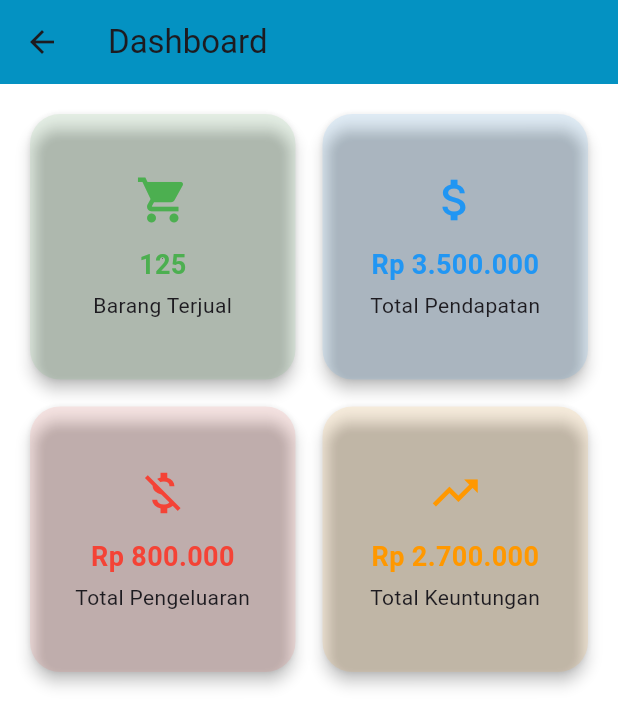
After one commit to ismam31/project3_kelompok7, a Flutter app: the DashboardScreen screen opened by its route, on a phone screen of 412 x 824 dp. The commit adds this screen. Shown: the top 727 px of the screen. Run offline on Flutter 3.47's test engine with Material 3 defaults, Android fonts, the phone set to English and light mode, and no system bars; our stand-ins replace google_fonts.

Commit message:
Membuat page dashboard dan integrasi api login

```diff
--- /dev/null
+++ b/lib/models/dashboard_data.dart
@@ -0,0 +1,18 @@
+// lib/models/dashboard_data.dart
+
+class DashboardData {
+  final int totalTransaksi;
+  final double totalPendapatan;
+  final double totalPengeluaran;
+
+  DashboardData({required this.totalTransaksi, required this.totalPendapatan, required this.totalPengeluaran});
+
+  // Fungsi untuk parse data dari JSON (misalnya dari API)
+  factory DashboardData.fromJson(Map<String, dynamic> json) {
+    return DashboardData(
+      totalTransaksi: json['total_transaksi'],
+      totalPendapatan: json['total_pendapatan'],
+      totalPengeluaran: json['total_pengeluaran'],
+    );
+  }
+}
--- /dev/null
+++ b/lib/screens/dashboard_screen.dart
@@ -0,0 +1,51 @@
+import 'package:flutter/material.dart';
+import '../widgets/dashboard_card.dart';
+
+class DashboardScreen extends StatelessWidget {
+  const DashboardScreen({super.key});
+
+  @override
+  Widget build(BuildContext context) {
+    return Scaffold(
+      backgroundColor: Colors.white,
+      appBar: AppBar(
+        title: const Text("Dashboard"),
+        backgroundColor: Color(0xFF0492C2),
+      ),
+      body: Padding(
+        padding: const EdgeInsets.all(16.0),
+        child: GridView.count(
+          crossAxisCount: MediaQuery.of(context).size.width < 600 ? 2 : 3,
+          crossAxisSpacing: 10,
+          mainAxisSpacing: 10,
+          children: const [
+            DashboardCard(
+              icon: Icons.shopping_cart,
+              label: 'Barang Terjual',
+              value: '125',
+              color: Colors.green,
+            ),
+            DashboardCard(
+              icon: Icons.attach_money,
+              label: 'Total Pendapatan',
+              value: 'Rp 3.500.000',
+              color: Colors.blue,
+            ),
+            DashboardCard(
+              icon: Icons.money_off,
+              label: 'Total Pengeluaran',
+              value: 'Rp 800.000',
+              color: Colors.red,
+            ),
+            DashboardCard(
+              icon: Icons.trending_up,
+              label: 'Total Keuntungan',
+              value: 'Rp 2.700.000',
+              color: Colors.orange,
+            ),
+          ],
+        ),
+      ),
+    );
+  }
+}
--- /dev/null
+++ b/lib/widgets/dashboard_card.dart
@@ -0,0 +1,55 @@
+import 'package:flutter/material.dart';
+
+class DashboardCard extends StatelessWidget {
+  final IconData icon;
+  final String label;
+  final String value;
+  final Color color;
+
+  const DashboardCard({
+    super.key,
+    required this.icon,
+    required this.label,
+    required this.value,
+    required this.color,
+  });
+
+  @override
+  Widget build(BuildContext context) {
+    return InkWell(
+      onTap: () {}, // nanti bisa ditambah navigasi
+      borderRadius: BorderRadius.circular(20),
+      child: Card(
+        elevation: 4,
+        shape: RoundedRectangleBorder(
+          borderRadius: BorderRadius.circular(20),
+        ),
+        color: color.withOpacity(0.1),
+        child: Padding(
+          padding: const EdgeInsets.all(12),
+          child: Column(
+            mainAxisAlignment: MainAxisAlignment.center,
+            children: [
+              Icon(icon, color: color, size: 36),
+              const SizedBox(height: 12),
+              Text(
+                value,
+                style: TextStyle(
+                  fontSize: 18,
+                  fontWeight: FontWeight.bold,
+                  color: color,
+                ),
+              ),
+              const SizedBox(height: 4),
+              Text(
+                label,
+                style: const TextStyle(fontSize: 14),
+                textAlign: TextAlign.center,
+              ),
+            ],
+          ),
+        ),
+      ),
+    );
+  }
+}
--- a/pubspec.yaml
+++ b/pubspec.yaml
@@ -28,6 +28,8 @@ environment:
 # the latest version available on pub.dev. To see which dependencies have newer
 # versions available, run `flutter pub outdated`.
 dependencies:
+  http: ^1.3.0
+  flutter_secure_storage: ^9.0.0
   flutter:
     sdk: flutter
 
```
Also changed, not shown: lib/controllers/auth_controller.dart (added, +50 -0 lines), lib/login.dart (+119 -40 lines), lib/main.dart (+7 -88 lines), lib/services/api_services.dart (added, +17 -0 lines), pubspec.lock, 5 other files.
